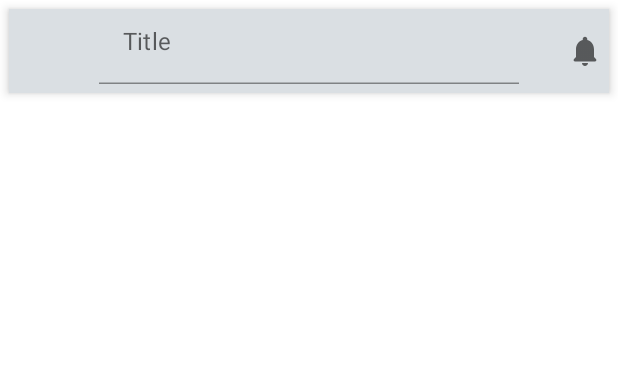
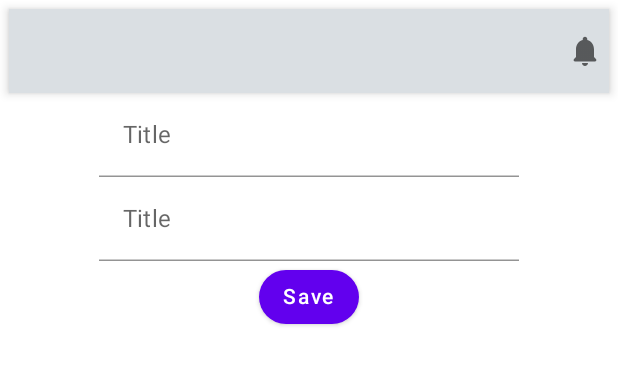
Before and after one commit to rclong1221/kotlin-doodles, an Android app built with Jetpack Compose: the @Preview function NoteScreenPreview, on a phone screen of 412 x 824 dp. Shown: the top 365 px of the screen. Run offline under Robolectric (Android 15) with nearby library versions, the light colour scheme and no system bars.

Commit message:
add title/description state and submit button

```diff
--- a/NoteApp/app/src/main/java/com/example/noteapp/MainActivity.kt
+++ b/NoteApp/app/src/main/java/com/example/noteapp/MainActivity.kt
@@ -23,6 +23,7 @@ class MainActivity : ComponentActivity() {
                     modifier = Modifier.fillMaxSize(),
                     color = MaterialTheme.colors.background
                 ) {
+                    NoteScreen()
                 }
             }
         }
--- a/NoteApp/app/src/main/java/com/example/noteapp/components/NoteComponents.kt
+++ b/NoteApp/app/src/main/java/com/example/noteapp/components/NoteComponents.kt
@@ -1,7 +1,9 @@
 package com.example.noteapp.components
 
+import androidx.compose.foundation.shape.CircleShape
 import androidx.compose.foundation.text.KeyboardActions
 import androidx.compose.foundation.text.KeyboardOptions
+import androidx.compose.material.Button
 import androidx.compose.material.Text
 import androidx.compose.material.TextField
 import androidx.compose.material.TextFieldDefaults
@@ -9,6 +11,7 @@ import androidx.compose.runtime.Composable
 import androidx.compose.ui.ExperimentalComposeUiApi
 import androidx.compose.ui.Modifier
 import androidx.compose.ui.graphics.Color
+import androidx.compose.ui.modifier.modifierLocalConsumer
 import androidx.compose.ui.platform.LocalSoftwareKeyboardController
 import androidx.compose.ui.text.input.ImeAction
 
@@ -35,3 +38,20 @@ fun NoteInputText(
         })
     )
 }
+
+@Composable
+fun NoteButton(
+    modifier: Modifier = Modifier,
+    text: String,
+    onClick: () -> Unit,
+    enabled: Boolean = true
+){
+    Button(
+        onClick = onClick,
+        shape = CircleShape,
+        enabled = enabled,
+        modifier = modifier,
+    ) {
+        Text(text = text)
+    }
+}
--- a/NoteApp/app/src/main/java/com/example/noteapp/screens/NoteScreen.kt
+++ b/NoteApp/app/src/main/java/com/example/noteapp/screens/NoteScreen.kt
@@ -1,5 +1,6 @@
 package com.example.noteapp.screens
 
+import android.util.Log
 import androidx.compose.foundation.layout.Column
 import androidx.compose.foundation.layout.fillMaxWidth
 import androidx.compose.foundation.layout.padding
@@ -17,11 +18,15 @@ import androidx.compose.ui.res.stringResource
 import androidx.compose.ui.tooling.preview.Preview
 import androidx.compose.ui.unit.dp
 import com.example.noteapp.R
+import com.example.noteapp.components.NoteButton
 import com.example.noteapp.components.NoteInputText
 
 @Composable
 fun NoteScreen() {
     var title by remember {
+        mutableStateOf("")
+    }
+    var description by remember {
         mutableStateOf("")
     }
 
@@ -42,10 +47,24 @@ fun NoteScreen() {
             },
             backgroundColor = Color(0xFFDADFE3)
         )
-    }
 
-    Column(modifier = Modifier.fillMaxWidth(), horizontalAlignment = Alignment.CenterHorizontally) {
-        NoteInputText(text = title, label = "Title", onTextChange = {})
+        Column(modifier = Modifier.fillMaxWidth(), horizontalAlignment = Alignment.CenterHorizontally) {
+            NoteInputText(
+                text = title,
+                label = "Title",
+                onTextChange = {
+                    if (it.all { char -> char.isLetter() || char.isWhitespace() }) title = it
+                }
+            )
+            NoteInputText(
+                text = description,
+                label = "Title",
+                onTextChange = {
+                    if (it.all { char -> char.isLetter() || char.isWhitespace() }) description = it
+                }
+            )
+            NoteButton(text = "Save", onClick = { if (title.isNotEmpty()&& description.isNotEmpty()) Log.d("MSG","Saved ${title}") })
+        }
     }
 }
 
```
